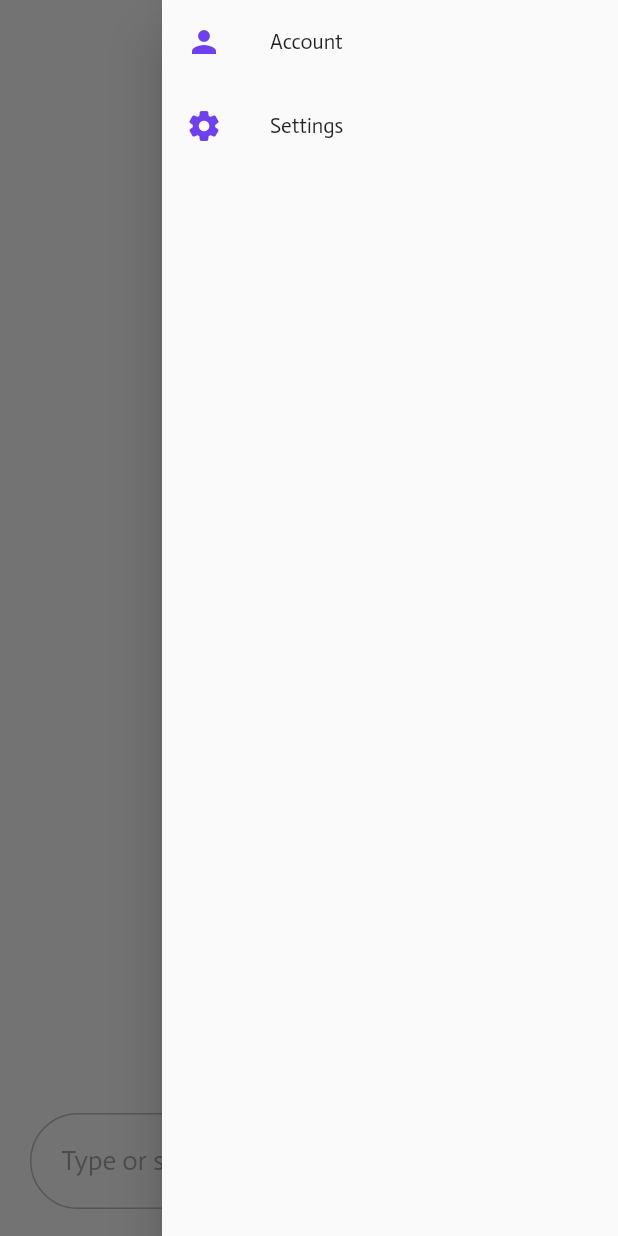
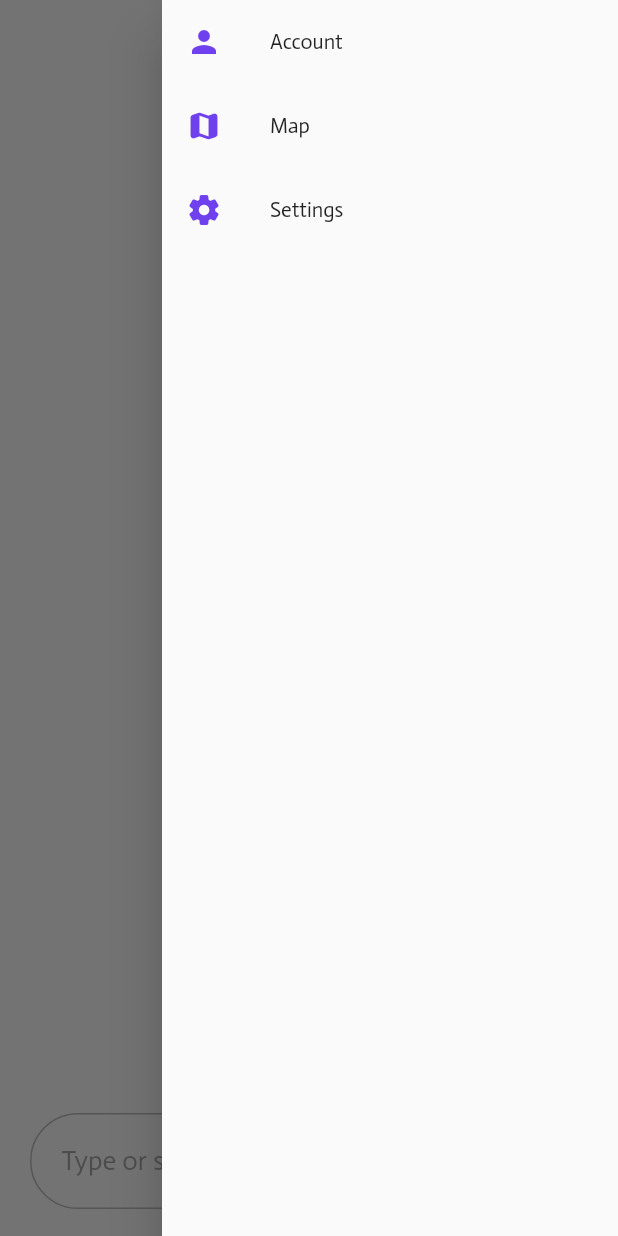
Before and after one commit to SteveChepaykin/gaiiachat, a Flutter app: the screen it shows once a user with an empty profile is signed in, after a tap on the "menu" icon, on a phone screen of 412 x 824 dp. Run offline on Flutter 3.47's test engine with Material 2 defaults, Android fonts, the light colour scheme and no system bars; our stand-ins replace audioplayers, cloud_firestore, firebase_auth, firebase_core, firebase_dynamic_links, get and 3 more; missing offline and left inert: chat_gpt_sdk, clipboard, flutter_osm_plugin; accounts and stored records are empty.

Commit message:
major bugfix & started map

```diff
--- a/lib/main.dart
+++ b/lib/main.dart
@@ -1,3 +1,5 @@
+import 'dart:io';
+
 import 'package:firebase_dynamic_links/firebase_dynamic_links.dart';
 import 'package:flutter/material.dart';
 import 'package:gaiia_chat/controllers/firebase_controller.dart';
@@ -5,6 +7,7 @@ import 'package:gaiia_chat/controllers/http_controller.dart';
 import 'package:gaiia_chat/controllers/message_controller.dart';
 import 'package:firebase_core/firebase_core.dart';
 import 'package:gaiia_chat/controllers/sharedpref_controller.dart';
+import 'package:gaiia_chat/resources/colors.dart';
 import 'firebase_options.dart';
 import 'package:get/get.dart';
 
@@ -14,13 +17,13 @@ void main() async {
     options: DefaultFirebaseOptions.currentPlatform,
   );
   final PendingDynamicLinkData? initialLink = await FirebaseDynamicLinks.instance.getInitialLink();
-
+  // HttpClient client = HttpClient();
+  // client.connectionTimeout = const Duration(seconds: 30);
   var mescont = MessageController();
   var fcont = FirebaseController();
   var httpcont = HttpController();
   var prefcont = SharedprefController();
   // fcont.listenUserAuthState();
-  mescont.init();
   await prefcont.init();
   Get.put<MessageController>(mescont);
   Get.put<FirebaseController>(fcont);
@@ -40,36 +43,37 @@ class MyApp extends StatefulWidget {
 }
 
 class _MyAppState extends State<MyApp> {
-
   @override
   void initState() {
-        WidgetsBinding.instance.addPostFrameCallback((_) {
-        Get.find<FirebaseController>().listenUserAuthState();
+    WidgetsBinding.instance.addPostFrameCallback((_) {
+      Get.find<FirebaseController>().listenUserAuthState();
     });
     super.initState();
   }
+
   // This widget is the root of your application.
   @override
   Widget build(BuildContext context) {
     return GetMaterialApp(
       title: 'Flutter Demo',
-      theme: ThemeData(
-        primarySwatch: Colors.blue,
-        fontFamily: 'Actor'
+      theme: ThemeData(primarySwatch: Colors.blue, fontFamily: 'Actor'),
+      debugShowCheckedModeBanner: false,
+      home: Container(
+        color: primary,
+        child: Center(
+          child: ConstrainedBox(
+            constraints: const BoxConstraints(
+              maxHeight: 140,
+              maxWidth: 140,
+            ),
+            child: const CircleAvatar(
+              // backgroundColor: secondary,
+              backgroundImage: AssetImage('assets/blob.png'),
+              radius: 70,
+            ),
+          ),
+        ),
       ),
-      debugShowCheckedModeBanner: false,
-      home: const Placeholder(),
-      // home: StreamBuilder<UserModel?>(
-      //   stream: Get.find<FirebaseController>().currentUser$.stream,
-      //   builder: (context, snapshot) {
-      //     if (!snapshot.hasData) {
-      //       // return const LogInScreen();
-      //       return const BoardingScreen();
-      //     } else {
-      //       return const ConversationScreen();
-      //     }
-      //   },
-      // ),
     );
   }
 }
--- a/lib/resources/api.dart
+++ b/lib/resources/api.dart
@@ -1,2 +1,2 @@
-const String apiKey = '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';
+const String apiKey = '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';
 const String elevenLabsApiKey = '7e430eb9debac16c51b09b849bc3109a';
--- a/lib/screens/conversation_screen.dart
+++ b/lib/screens/conversation_screen.dart
@@ -1,8 +1,10 @@
 // import 'dart:html';
 import 'package:audioplayers/audioplayers.dart';
 import 'package:flutter/material.dart';
+import 'package:flutter_osm_plugin/flutter_osm_plugin.dart';
 import 'package:gaiia_chat/controllers/firebase_controller.dart';
 import 'package:gaiia_chat/models/message_model.dart';
+import 'package:gaiia_chat/screens/map_screen.dart';
 import 'package:gaiia_chat/widgets/gaiiadrawer_widget.dart';
 // import 'package:gaiia_chat/models/message_model.dart';
 import 'package:gaiia_chat/widgets/inputfield_widget.dart';
@@ -21,6 +23,7 @@ class ConversationScreen extends StatefulWidget {
 class _ConversationScreenState extends State<ConversationScreen> {
   final FirebaseController fc = Get.find<FirebaseController>();
   final AudioPlayer audioPlayer = AudioPlayer();
+  final MapController mapcont = MapController(initMapWithUserPosition: true);
 
   @override
   Widget build(BuildContext context) {
@@ -71,6 +74,12 @@ class _ConversationScreenState extends State<ConversationScreen> {
       // ),
       appBar: AppBar(
         iconTheme: const IconThemeData(color: secondary),
+        // leading: IconButton(
+        //   onPressed: () {
+        //     Get.to(() => MapScreen(mapcont));
+        //   },
+        //   icon: const Icon(Icons.map_rounded),
+        // ),
         elevation: 0,
         backgroundColor: Colors.transparent,
         centerTitle: true,
@@ -93,15 +102,24 @@ class _ConversationScreenState extends State<ConversationScreen> {
                     color: secondary,
                   ),
                 ),
-                TextSpan(text: 'A', style:  TextStyle(
+                TextSpan(
+                  text: 'A',
+                  style: TextStyle(
                     color: Color(0xFF2FD4FA),
-                  ),),
-                TextSpan(text: 'I', style: TextStyle(
+                  ),
+                ),
+                TextSpan(
+                  text: 'I',
+                  style: TextStyle(
                     color: Color(0xFF0AFAA2),
-                  ),),
-                TextSpan(text: 'IA', style: TextStyle(
+                  ),
+                ),
+                TextSpan(
+                  text: 'IA',
+                  style: TextStyle(
                     color: secondary,
-                  ),)
+                  ),
+                )
               ]),
               // 'GAIIA',
               style: TextStyle(
@@ -122,6 +140,7 @@ class _ConversationScreenState extends State<ConversationScreen> {
         updateui: () {
           setState(() {});
         },
+        mapcontroller: mapcont,
       ),
       body: Padding(
         padding: const EdgeInsets.only(top: 10, left: 20, right: 20),
--- a/lib/widgets/gaiiadrawer_widget.dart
+++ b/lib/widgets/gaiiadrawer_widget.dart
@@ -1,14 +1,18 @@
 import 'package:flutter/material.dart';
+import 'package:flutter_osm_plugin/flutter_osm_plugin.dart';
 import 'package:gaiia_chat/resources/colors.dart';
 import 'package:gaiia_chat/screens/account_screen.dart';
+import 'package:gaiia_chat/screens/map_screen.dart';
 import 'package:gaiia_chat/screens/settings_screen.dart';
 import 'package:get/get.dart';
 
 class GaiiaDrawer extends StatelessWidget {
   final Function() updateui;
+  final MapController mapcontroller;
   const GaiiaDrawer({
     super.key,
     required this.updateui,
+    required this.mapcontroller,
   });
 
   @override
@@ -28,6 +32,16 @@ class GaiiaDrawer extends StatelessWidget {
           ),
           ListTile(
             leading: const Icon(
+              Icons.map_rounded,
+              color: secondary,
+            ),
+            title: const Text('Map'),
+            onTap: () {
+              Get.to(() => MapScreen(mapcontroller));
+            },
+          ),
+          ListTile(
+            leading: const Icon(
               Icons.settings_rounded,
               color: secondary,
             ),
--- a/lib/widgets/inputfield_widget.dart
+++ b/lib/widgets/inputfield_widget.dart
@@ -23,8 +23,8 @@ class ChatInputField extends StatefulWidget {
 
 class _ChatInputFieldState extends State<ChatInputField> {
   TextEditingController inputcontroller = TextEditingController();
-
-  final openAi = OpenAI.instance.build(token: apiKey);
+  // OpenAI oaiinstance = OpenAI.instance;
+  late final OpenAI openAi;
   bool waitingAnswer = false;
 
   final SpeechToText stt = SpeechToText();
@@ -32,6 +32,16 @@ class _ChatInputFieldState extends State<ChatInputField> {
 
   @override
   void initState() {
+    // String token = oaiinstance.getToken();
+    // openAi = oaiinstance.build(token: token);
+    openAi = OpenAI.instance.build(
+    token: apiKey,
+    baseOption: HttpSetup(
+      receiveTimeout: const Duration(
+        seconds: 60,
+      ),
+    ),
+  );
     initSST();
     super.initState();
   }
@@ -149,7 +159,8 @@ class _ChatInputFieldState extends State<ChatInputField> {
                       //       },
                     ),
                   ),
-                  if(inputcontroller.text == '') ElevatedButton(
+                  if (inputcontroller.text == '')
+                    ElevatedButton(
                       onPressed: waitingAnswer
                           ? null
                           : sttenabled
@@ -166,7 +177,8 @@ class _ChatInputFieldState extends State<ChatInputField> {
                       ),
                       child: Icon(stt.isNotListening ? Icons.mic : Icons.mic_off),
                     ),
-                  if(inputcontroller.text != '') ElevatedButton(
+                  if (inputcontroller.text != '')
+                    ElevatedButton(
                       onPressed: waitingAnswer
                           ? null
                           : () async {
--- a/pubspec.yaml
+++ b/pubspec.yaml
@@ -52,6 +52,8 @@ dependencies:
   http: ^0.13.5
   shared_preferences: ^2.0.18
   audioplayers: ^3.0.1
+  clipboard: ^0.1.3
+  flutter_osm_plugin: ^0.51.0
 
 
 dev_dependencies:
```
Also changed, not shown: lib/controllers/firebase_controller.dart (+34 -19 lines), lib/controllers/http_controller.dart (+16 -2 lines), lib/controllers/message_controller.dart (+7 -18 lines), lib/screens/map_screen.dart (added, +85 -0 lines), lib/widgets/message_widget.dart (+18 -1 lines), pubspec.lock, 5 other files. Lines whose indentation alone changed are shown as unchanged.
